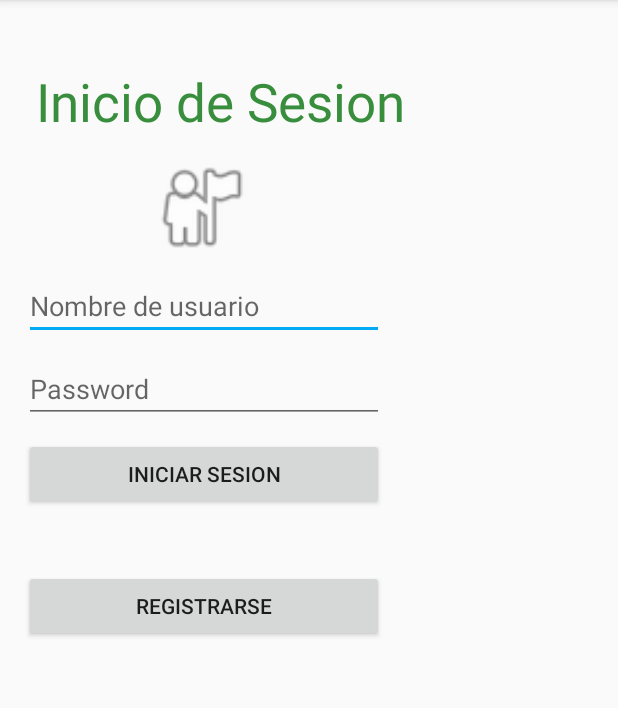
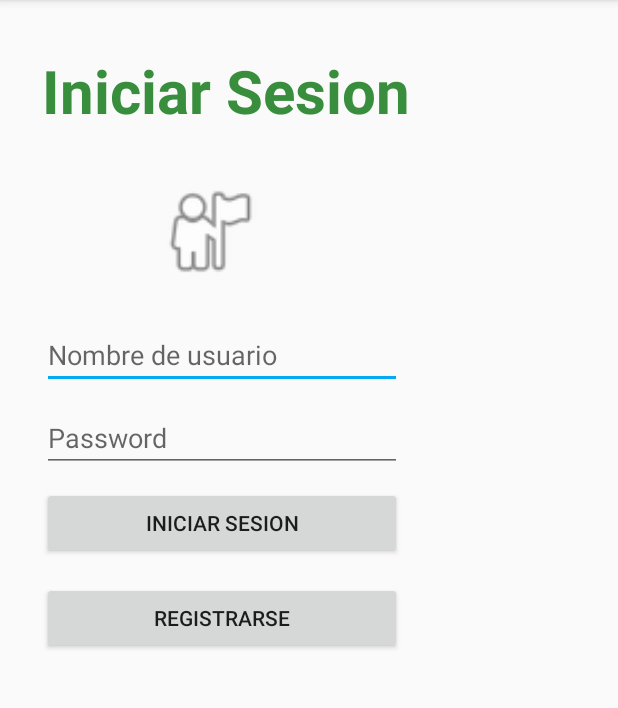
Before and after one commit to gonzalogabriel3/ProyectoFinalAndroid, an Android app: the screen it shows after launch (activityLogin), on a phone screen of 412 x 824 dp, the part 84-792 px from its top. Run offline under Robolectric (Android 15) with nearby library versions, the phone set to English and light mode, and no system bars; our stand-ins replace Volley.

```diff
--- a/app/src/main/res/layout/activity_login.xml
+++ b/app/src/main/res/layout/activity_login.xml
@@ -4,38 +4,45 @@
     xmlns:tools="http://schemas.android.com/tools"
     android:layout_width="match_parent"
     android:layout_height="match_parent"
-    tools:context=".activityLogin">
+    tools:context=".activityLogin"
+    tools:layout_editor_absoluteY="81dp">
 
     <TextView
         android:id="@+id/textView2"
         android:layout_width="wrap_content"
         android:layout_height="wrap_content"
-        android:layout_marginStart="24dp"
-        android:layout_marginTop="44dp"
-        android:text="Inicio de Sesion"
+        android:layout_marginBottom="31dp"
+        android:layout_marginStart="28dp"
+        android:layout_marginTop="33dp"
+        android:text="Iniciar Sesion"
         android:textColor="@color/colorPrimaryDark"
-        android:textSize="35dp"
+        android:textSize="40sp"
+        android:textStyle="bold"
+        app:layout_constraintBottom_toTopOf="@+id/imageView3"
         app:layout_constraintStart_toStartOf="parent"
         app:layout_constraintTop_toTopOf="parent" />
 
     <ImageView
-        android:id="@+id/imageView"
-        android:layout_width="100dp"
-        android:layout_height="70dp"
-        android:layout_marginStart="84dp"
-        android:layout_marginTop="12dp"
-        app:layout_constraintStart_toStartOf="parent"
+        android:id="@+id/imageView3"
+        android:layout_width="95dp"
+        android:layout_height="71dp"
+        android:layout_marginBottom="24dp"
+        android:layout_marginStart="64dp"
+        app:layout_constraintBottom_toTopOf="@+id/linearLayout"
+        app:layout_constraintStart_toStartOf="@+id/linearLayout"
         app:layout_constraintTop_toBottomOf="@+id/textView2"
         app:srcCompat="@android:drawable/ic_menu_myplaces" />
 
     <LinearLayout
+        android:id="@+id/linearLayout"
         android:layout_width="240dp"
-        android:layout_height="262dp"
-        android:layout_marginStart="16dp"
-        android:layout_marginTop="8dp"
+        android:layout_height="0dp"
+        android:layout_marginBottom="16dp"
+        android:layout_marginStart="28dp"
         android:orientation="vertical"
+        app:layout_constraintBottom_toBottomOf="parent"
         app:layout_constraintStart_toStartOf="parent"
-        app:layout_constraintTop_toBottomOf="@+id/imageView">
+        app:layout_constraintTop_toBottomOf="@+id/imageView3">
 
         <EditText
             android:id="@+id/etUsuario"
@@ -59,7 +66,7 @@
             android:id="@+id/btnRequest"
             android:layout_width="match_parent"
             android:layout_height="wrap_content"
-            android:layout_marginBottom="40dp"
+            android:layout_marginBottom="15dp"
             android:text="Iniciar sesion" />
 
         <Button
@@ -70,4 +77,5 @@
             android:text="Registrarse" />
 
     </LinearLayout>
+
 </android.support.constraint.ConstraintLayout>
```
Also changed, not shown: 1 other file.
